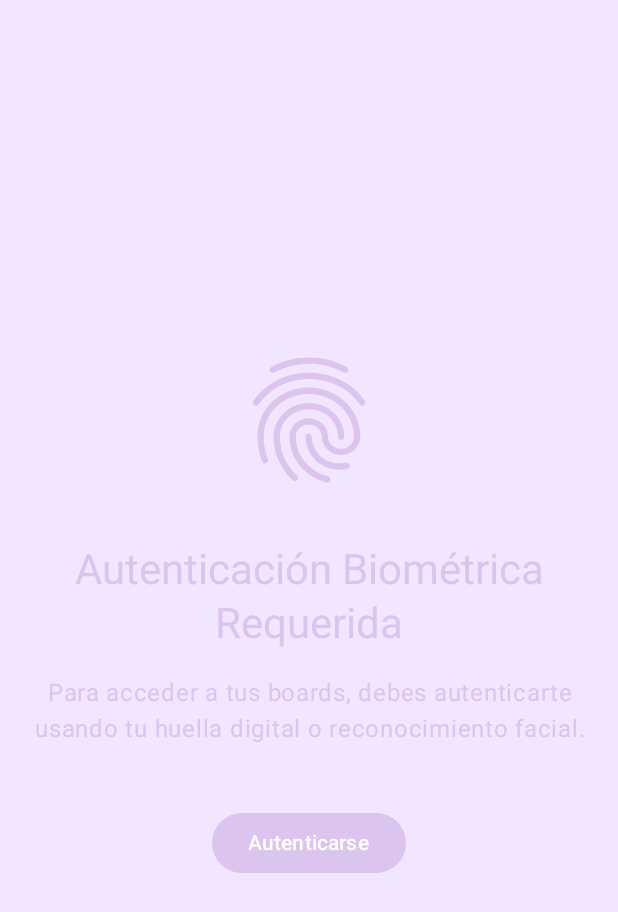
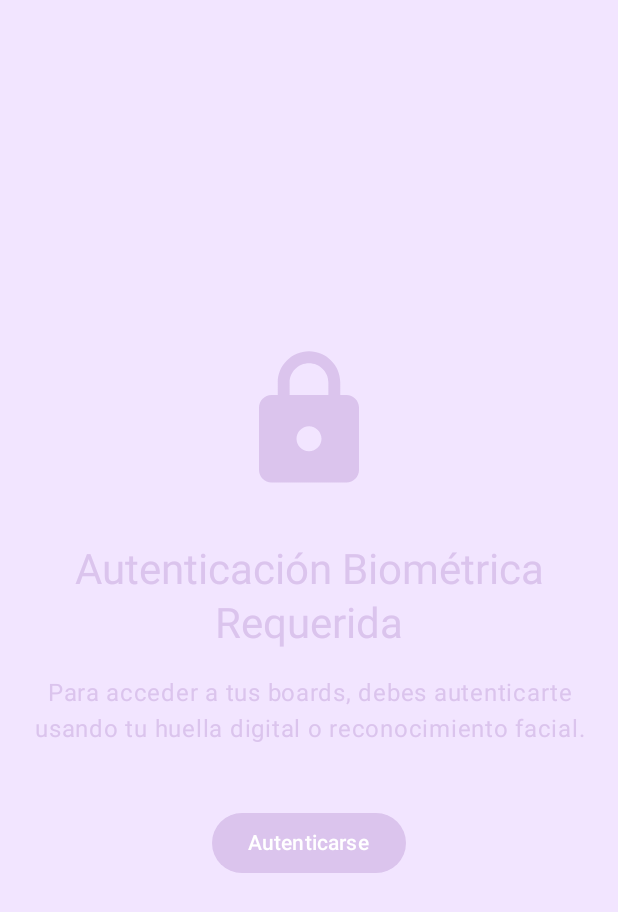
Before and after one commit to MackyAlimena/Ynspo, an Android app built with Jetpack Compose: the composable BiometricPromptScreen shown on its own in the app's theme, on a phone screen of 412 x 824 dp. Shown: the top 912 px of the screen. Run offline under Robolectric (Android 15) with nearby library versions, the phone set to English and light mode, and no system bars; our stand-ins replace Dagger/Hilt's generated code, Firebase (no records; nobody signed in at launch, a user with empty details on screens opened directly); 1 statement that could not run was skipped.

Commit message:
Refactor BiometricPromptScreen and SharedViewModel: update icon and clean up imports

```diff
--- a/app/src/main/java/com/example/ynspo/ui/components/BiometricPromptScreen.kt
+++ b/app/src/main/java/com/example/ynspo/ui/components/BiometricPromptScreen.kt
@@ -2,7 +2,7 @@ package com.example.ynspo.ui.components
 
 import androidx.compose.foundation.layout.*
 import androidx.compose.material.icons.Icons
-import androidx.compose.material.icons.filled.Fingerprint
+import androidx.compose.material.icons.filled.Lock
 import androidx.compose.material3.*
 import androidx.compose.runtime.*
 import androidx.compose.ui.Alignment
@@ -44,7 +44,7 @@ fun BiometricPromptScreen(
             verticalArrangement = Arrangement.Center
         ) {
             Icon(
-                imageVector = Icons.Default.Fingerprint,
+                imageVector = Icons.Default.Lock,
                 contentDescription = null,
                 modifier = Modifier.size(100.dp),
                 tint = MaterialTheme.colorScheme.primary
--- a/app/src/main/java/com/example/ynspo/ui/components/PinterestGrid.kt
+++ b/app/src/main/java/com/example/ynspo/ui/components/PinterestGrid.kt
@@ -7,7 +7,6 @@ import androidx.compose.foundation.lazy.staggeredgrid.LazyVerticalStaggeredGrid
 import androidx.compose.foundation.lazy.staggeredgrid.StaggeredGridCells
 import androidx.compose.foundation.lazy.staggeredgrid.items
 import androidx.compose.foundation.shape.RoundedCornerShape
-import androidx.compose.material3.Box
 import androidx.compose.material3.MaterialTheme
 import androidx.compose.material3.Surface
 import androidx.compose.material3.Text
--- a/app/src/main/java/com/example/ynspo/ui/components/SharedViewModel.kt
+++ b/app/src/main/java/com/example/ynspo/ui/components/SharedViewModel.kt
@@ -1,3 +1,5 @@
+package com.example.ynspo.ui.components
+
 import androidx.lifecycle.ViewModel
 import com.example.ynspo.data.model.UnsplashPhoto
 import javax.inject.Inject
```
